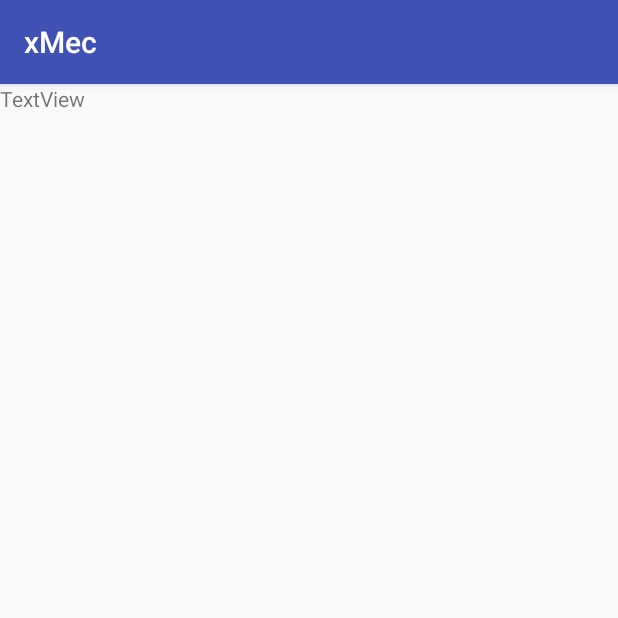
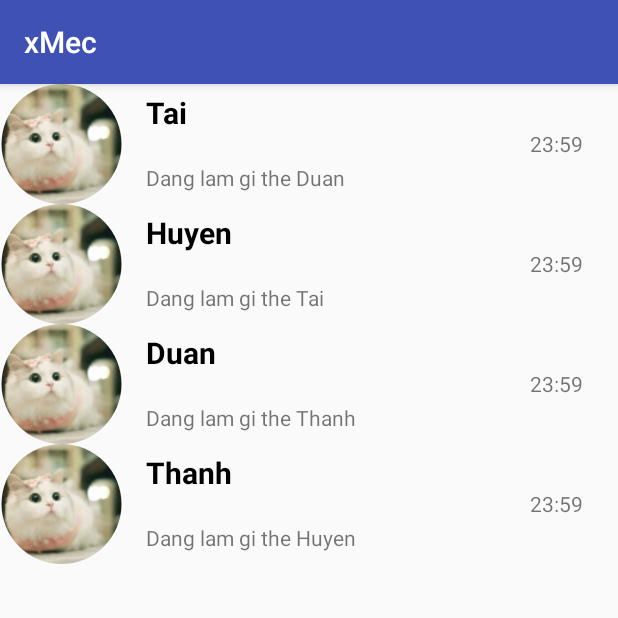
Before and after one commit to MeChatNew/MeChat, an Android app: the fragment ChatFragment shown on its own in the app's theme, on a phone screen of 412 x 824 dp, the top half of it. Run offline under Robolectric (Android 15) with nearby library versions, the phone set to English and light mode, and no system bars; our stand-ins replace CircleImageView.

Commit message:
imessage

```diff
--- a/app/build.gradle
+++ b/app/build.gradle
@@ -36,4 +36,5 @@ dependencies {
     compile 'com.android.support:design:25.3.1'
     testCompile 'junit:junit:4.12'
     compile 'de.hdodenhof:circleimageview:1.2.1'
+    compile 'com.android.support:recyclerview-v7:25.3.1'
 }
--- a/app/src/main/AndroidManifest.xml
+++ b/app/src/main/AndroidManifest.xml
@@ -14,15 +14,20 @@
         android:roundIcon="@mipmap/ic_launcher_round"
         android:supportsRtl="true"
         android:theme="@style/AppTheme">
-        <activity android:name="com.mechat.xteam.android_project_2.view.activity.LoginActivity">
+        <activity android:name="com.mechat.xteam.android_project_2.view.activity.LoginActivity"
+            android:screenOrientation="portrait"
+            >
             <intent-filter>
                 <action android:name="android.intent.action.MAIN" />
 
                 <category android:name="android.intent.category.LAUNCHER" />
             </intent-filter>
         </activity>
-        <activity android:name="com.mechat.xteam.android_project_2.view.activity.MainActivity" />
+        <activity android:name="com.mechat.xteam.android_project_2.view.activity.MainActivity"
+
+            android:screenOrientation="portrait"/>
         <activity
+            android:screenOrientation="portrait"
             android:name=".view.activity.FriendsActivity"
             android:label="@string/title_activity_friends"
             android:theme="@style/AppTheme.NoActionBar"></activity>
--- /dev/null
+++ b/app/src/main/java/com/mechat/xteam/android_project_2/adapter/IChatAdapter.java
@@ -0,0 +1,86 @@
+package com.mechat.xteam.android_project_2.adapter;
+
+import android.content.Context;
+import android.support.v7.widget.RecyclerView;
+import android.util.Log;
+import android.view.LayoutInflater;
+import android.view.View;
+import android.view.ViewGroup;
+import android.widget.TextView;
+import android.widget.Toast;
+
+import com.mechat.xteam.android_project_2.R;
+import com.mechat.xteam.android_project_2.model.entity.Messages;
+
+import java.util.ArrayList;
+import java.util.List;
+
+import de.hdodenhof.circleimageview.CircleImageView;
+
+import static android.content.ContentValues.TAG;
+
+/**
+ * Created by taipv on 11/11/2017.
+ */
+
+public class IChatAdapter extends RecyclerView.Adapter<IChatAdapter.ViewHolder> {
+    List<Messages>listMes;
+    Context ctx;
+
+    public IChatAdapter( Context ctx,List<Messages>listMes) {
+        this.listMes = listMes;
+        this.ctx = ctx;
+    }
+
+    @Override
+    public IChatAdapter.ViewHolder onCreateViewHolder(ViewGroup parent, int viewType) {
+        return new ViewHolder(LayoutInflater.from(parent.getContext()).inflate(R.layout.item_message, parent, false));
+    }
+
+
+    @Override
+    public void onBindViewHolder(IChatAdapter.ViewHolder holder, int position) {
+        Messages messages=listMes.get(position);
+        Log.d(TAG, "onBindViewHolder: "+messages.getIName());
+        holder.setData(messages);
+        Toast.makeText(ctx, "Hello New Message", Toast.LENGTH_SHORT).show();
+
+        holder.itemView.setOnClickListener(new View.OnClickListener() {
+            @Override
+            public void onClick(View view) {
+                Toast.makeText(ctx, "Hello New Message", Toast.LENGTH_SHORT).show();
+            }
+        });
+        Log.d(TAG, "onBindViewHolder: "+listMes.get(0).getIName());
+    }
+
+    @Override
+    public int getItemCount() {
+        return listMes.size();
+    }
+    public void clearData(){
+        listMes.clear();
+        notifyDataSetChanged();
+    }
+    public class ViewHolder extends RecyclerView.ViewHolder {
+        private TextView nameChat,contentChat,timeChat;
+        private CircleImageView avatarChat;
+        public ViewHolder(View itemView) {
+            super(itemView);
+            nameChat= (TextView) itemView.findViewById(R.id.name_chat);
+            contentChat= (TextView) itemView.findViewById(R.id.content_chat);
+            timeChat= (TextView) itemView.findViewById(R.id.time_chat);
+            avatarChat= (CircleImageView) itemView.findViewById(R.id.avatar_chat);
+
+        }
+        private void setData(Messages messages){
+
+                nameChat.setText(messages.getIName());
+                contentChat.setText(messages.getIMessages());
+                timeChat.setText(messages.getITime());
+                avatarChat.setImageResource(R.drawable.mew);
+
+        }
+
+    }
+}
--- a/app/src/main/java/com/mechat/xteam/android_project_2/model/entity/Messages.java
+++ b/app/src/main/java/com/mechat/xteam/android_project_2/model/entity/Messages.java
@@ -5,4 +5,51 @@ package com.mechat.xteam.android_project_2.model.entity;
  */
 
 public class Messages {
+    String Avatar;
+    String IName;
+    String IMessages;
+    String ITime;
+
+    public Messages(String avatar, String IName, String IMessages, String ITime) {
+        Avatar = avatar;
+        this.IName = IName;
+        this.IMessages = IMessages;
+        this.ITime = ITime;
+    }
+
+    public Messages() {
+
+    }
+
+    public String getAvatar() {
+        return Avatar;
+    }
+
+    public void setAvatar(String avatar) {
+        Avatar = avatar;
+    }
+
+    public String getIName() {
+        return IName;
+    }
+
+    public void setIName(String IName) {
+        this.IName = IName;
+    }
+
+    public String getIMessages() {
+        return IMessages;
+    }
+
+    public void setIMessages(String IMessages) {
+        this.IMessages = IMessages;
+    }
+
+    public String getITime() {
+        return ITime;
+    }
+
+    public void setITime(String ITime) {
+        this.ITime = ITime;
+    }
 }
--- a/app/src/main/java/com/mechat/xteam/android_project_2/view/fragment/ChatFragment.java
+++ b/app/src/main/java/com/mechat/xteam/android_project_2/view/fragment/ChatFragment.java
@@ -3,17 +3,31 @@ package com.mechat.xteam.android_project_2.view.fragment;
 import android.os.Bundle;
 import android.support.annotation.Nullable;
 import android.support.v4.app.Fragment;
+import android.support.v7.widget.LinearLayoutManager;
+import android.support.v7.widget.RecyclerView;
+import android.util.Log;
 import android.view.LayoutInflater;
 import android.view.View;
 import android.view.ViewGroup;
 
 import com.mechat.xteam.android_project_2.R;
+import com.mechat.xteam.android_project_2.adapter.IChatAdapter;
+import com.mechat.xteam.android_project_2.model.entity.Messages;
+
+import java.util.ArrayList;
+import java.util.List;
+
+import static android.content.ContentValues.TAG;
 
 /**
  *Phung Tai
  */
 
 public class ChatFragment extends Fragment {
+    IChatAdapter iChatAdapter;
+    Messages messages;
+    RecyclerView rcvIchat;
+    List<Messages>listMes;
     @Nullable
     @Override
     public View onCreateView(LayoutInflater inflater, @Nullable ViewGroup container, Bundle savedInstanceState) {
@@ -28,4 +42,38 @@ public class ChatFragment extends Fragment {
         fragment.setArguments(args);
         return fragment;
     }
+
+    @Override
+    public void onViewCreated(View view, @Nullable Bundle savedInstanceState) {
+        super.onViewCreated(view, savedInstanceState);
+        rcvIchat= (RecyclerView) view.findViewById(R.id.rcv_ichat);
+        rcvIchat.setLayoutManager(new LinearLayoutManager(getContext()));
+        //set du lieu ao
+        messages=new Messages();
+        messages.setIName("Tai");
+        messages.setIMessages("Dang lam gi the Duan");
+        messages.setITime("23:59");
+        Messages messages1=new Messages();
+        messages1.setIName("Huyen");
+        messages1.setIMessages("Dang lam gi the Tai");
+        messages1.setITime("23:59");
+        Messages messages2=new Messages();
+        messages2.setIName("Duan");
+        messages2.setIMessages("Dang lam gi the Thanh");
+        messages2.setITime("23:59");
+        Messages messages3=new Messages();
+        messages3.setIName("Thanh");
+        messages3.setIMessages("Dang lam gi the Huyen");
+        messages3.setITime("23:59");
+        listMes=new ArrayList<>();
+        listMes.add(messages);
+        listMes.add(messages1);
+        listMes.add(messages2);
+        listMes.add(messages3);
+        iChatAdapter=new IChatAdapter(getContext(),listMes);
+//        iChatAdapter.setListData(listMes);
+        Log.d(TAG, "onViewCreated: "+listMes.get(2).getIMessages());
+        Log.d(TAG, "onViewCreated: "+ listMes.get(2).getIName());
+        rcvIchat.setAdapter(iChatAdapter);
+    }
 }
--- a/app/src/main/res/layout/ichat.xml
+++ b/app/src/main/res/layout/ichat.xml
@@ -1,15 +1,14 @@
 <?xml version="1.0" encoding="utf-8"?>
-<android.support.constraint.ConstraintLayout
+<LinearLayout
     xmlns:android="http://schemas.android.com/apk/res/android"
     xmlns:tools="http://schemas.android.com/tools"
     android:layout_width="match_parent"
     android:layout_height="match_parent">
+<android.support.v7.widget.RecyclerView
+    android:id="@+id/rcv_ichat"
+    android:layout_width="match_parent"
+    android:layout_height="match_parent">
 
-    <TextView
-        android:id="@+id/textView"
-        android:layout_width="wrap_content"
-        android:layout_height="wrap_content"
-        android:text="TextView"
-        tools:layout_editor_absoluteX="163dp"
-        tools:layout_editor_absoluteY="219dp" />
-</android.support.constraint.ConstraintLayout>
+</android.support.v7.widget.RecyclerView>
+
+</LinearLayout>
--- /dev/null
+++ b/app/src/main/res/layout/item_message.xml
@@ -0,0 +1,50 @@
+<?xml version="1.0" encoding="utf-8"?>
+<LinearLayout
+    xmlns:android="http://schemas.android.com/apk/res/android"
+    android:layout_width="match_parent"
+    android:orientation="horizontal"
+    android:weightSum="1"
+    android:layout_height="wrap_content">
+    <de.hdodenhof.circleimageview.CircleImageView
+        android:id="@+id/avatar_chat"
+        android:layout_weight="0.2"
+        android:layout_width="0dp"
+        android:layout_height="80dp"
+        android:src="@mipmap/ic_launcher_round"
+        />
+    <LinearLayout
+        android:layout_weight="0.6"
+        android:layout_width="0dp"
+        android:orientation="vertical"
+        android:layout_height="wrap_content">
+        <TextView
+            android:id="@+id/name_chat"
+            android:layout_marginTop="5dp"
+            android:layout_marginLeft="15dp"
+            android:layout_marginBottom="10dp"
+            android:layout_width="match_parent"
+            android:layout_height="wrap_content"
+            android:text="Name"
+            android:textStyle="bold"
+            android:textSize="20sp"
+            android:textColor="#000000"
+            />
+<TextView
+    android:id="@+id/content_chat"
+    android:layout_width="match_parent"
+    android:layout_height="wrap_content"
+    android:layout_marginLeft="15dp"
+    android:text="xxx"
+    android:layout_marginTop="10dp"
+    />
+    </LinearLayout>
+<TextView
+    android:id="@+id/time_chat"
+    android:gravity="center_horizontal"
+    android:layout_marginTop="30dp"
+    android:layout_weight="0.2"
+    android:layout_width="0dp"
+    android:layout_height="wrap_content"
+    android:text="hh:mm"
+    />
+</LinearLayout>
```
